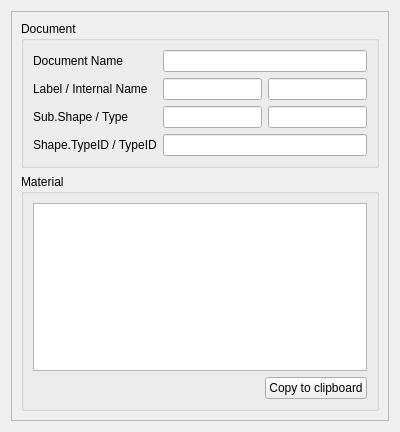
Old version of the form src/Mod/Material/Gui/DlgInspectMaterial.ui in the repository southseact-3d/fcd.
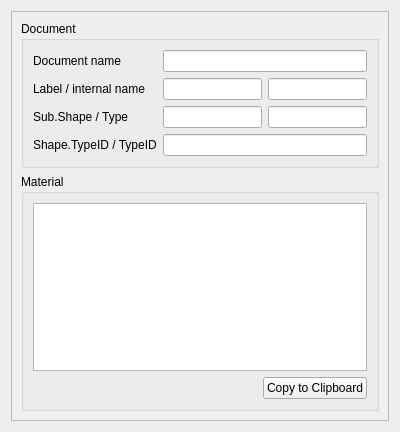
New version of the form.

Commit message:
Material: Update UI strings for consistency
Closes: #22130

```diff
--- a/src/Mod/Material/Gui/DlgInspectMaterial.ui
+++ b/src/Mod/Material/Gui/DlgInspectMaterial.ui
@@ -47,7 +47,7 @@
           <item row="0" column="0">
            <widget class="QLabel" name="label">
             <property name="text">
-             <string>Document Name</string>
+             <string>Document name</string>
             </property>
            </widget>
           </item>
@@ -61,7 +61,7 @@
           <item row="1" column="0">
            <widget class="QLabel" name="label_2">
             <property name="text">
-             <string>Label / Internal Name</string>
+             <string>Label / internal name</string>
             </property>
            </widget>
           </item>
@@ -125,7 +125,7 @@
                </sizepolicy>
               </property>
               <property name="text">
-               <string>Copy to clipboard</string>
+               <string>Copy to Clipboard</string>
               </property>
              </widget>
             </item>
```
The commit also changes 27 other files.
